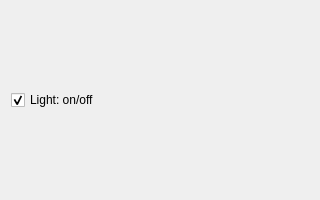
Above: src/Interface/Modules/Render/LightControls.ui from SCIInstitute/SCIRun before the change. Below: the same form after it.
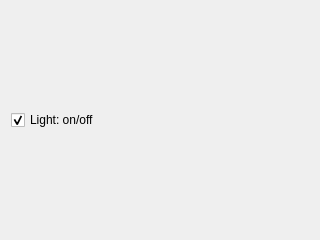
That is the form after the change.

Commit message: Add reset button for light angles

```diff
--- a/src/Interface/Modules/Render/LightControls.ui
+++ b/src/Interface/Modules/Render/LightControls.ui
@@ -7,13 +7,13 @@
     <x>0</x>
     <y>0</y>
     <width>320</width>
-    <height>200</height>
+    <height>240</height>
    </rect>
   </property>
   <property name="minimumSize">
    <size>
     <width>320</width>
-    <height>200</height>
+    <height>240</height>
    </size>
   </property>
   <property name="windowTitle">
```
The commit also changes 2 other files.
